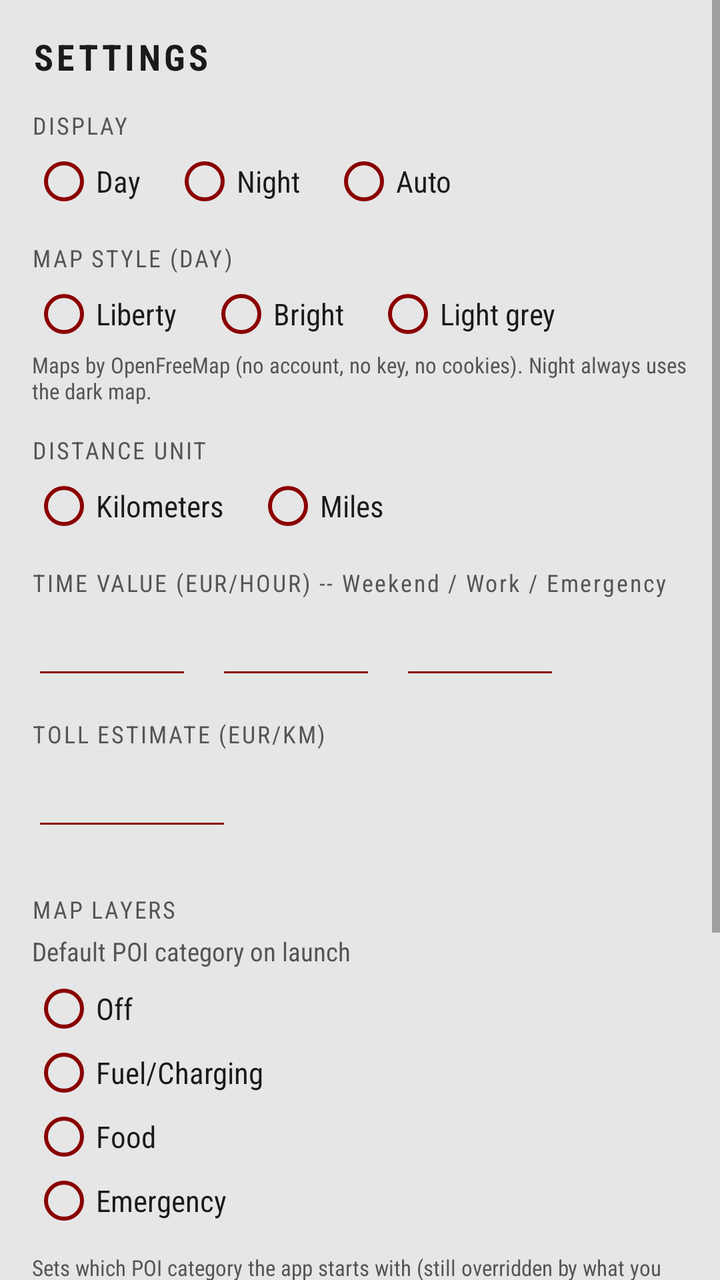
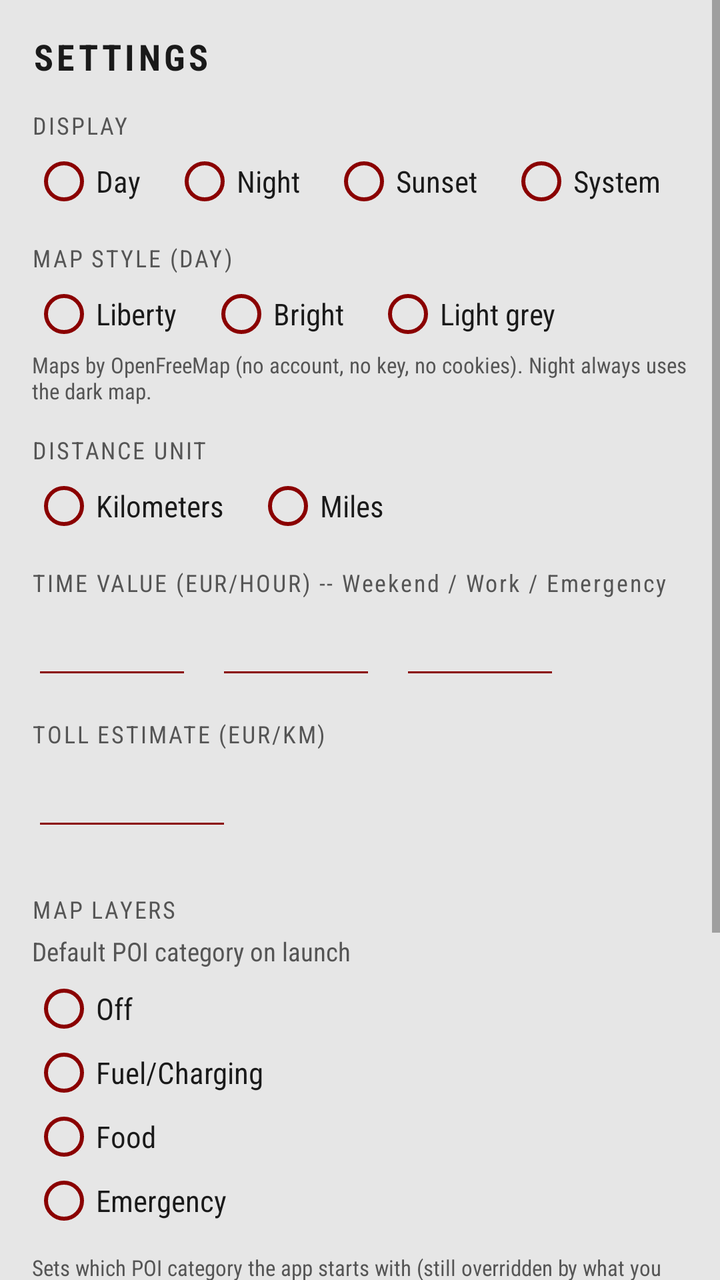

Before-and-after screenshots of an Android layout around one commit, followed by the original layout XML and the change that was made.
<!-- AndroidManifest.xml: application theme Theme.Backpack -->
<!-- res/layout/activity_settings.xml -->
<?xml version="1.0" encoding="utf-8"?>
<ScrollView xmlns:android="http://schemas.android.com/apk/res/android"
    android:layout_width="match_parent"
    android:layout_height="match_parent"
    android:background="@color/rg_window_bg">

    <LinearLayout
        android:layout_width="match_parent"
        android:layout_height="wrap_content"
        android:orientation="vertical"
        android:padding="16dp">

        <TextView
            android:layout_width="wrap_content"
            android:layout_height="wrap_content"
            android:id="@+id/settings_title"
            android:text="SETTINGS"
            android:textSize="18sp"
            android:textStyle="bold"
            android:letterSpacing="0.1"
            android:textColor="@color/rg_text"
            android:layout_marginBottom="14dp" />

        <TextView
            android:layout_width="wrap_content"
            android:layout_height="wrap_content"
            android:text="DISPLAY"
            android:textSize="12sp"
            android:letterSpacing="0.08"
            android:textColor="@color/rg_text_secondary" />

        <RadioGroup
            android:id="@+id/display_group"
            android:layout_width="wrap_content"
            android:layout_height="wrap_content"
            android:orientation="horizontal"
            android:layout_marginTop="4dp"
            android:layout_marginBottom="14dp">

            <RadioButton
                android:id="@+id/display_day"
                android:layout_width="wrap_content"
                android:layout_height="wrap_content"
                android:text="Day"
                android:textSize="15sp"
                android:textColor="@color/rg_text"
                android:buttonTint="@color/rg_active"
                android:layout_marginEnd="16dp" />

            <RadioButton
                android:id="@+id/display_night"
                android:layout_width="wrap_content"
                android:layout_height="wrap_content"
                android:text="Night"
                android:textSize="15sp"
                android:textColor="@color/rg_text"
                android:buttonTint="@color/rg_active"
                android:layout_marginEnd="16dp" />

            <RadioButton
                android:id="@+id/display_auto"
                android:layout_width="wrap_content"
                android:layout_height="wrap_content"
                android:text="Auto"
                android:textSize="15sp"
                android:textColor="@color/rg_text"
                android:buttonTint="@color/rg_active" />

        </RadioGroup>

        <TextView
            android:layout_width="wrap_content"
            android:layout_height="wrap_content"
            android:text="MAP STYLE (DAY)"
            android:textSize="12sp"
            android:letterSpacing="0.08"
            android:textColor="@color/rg_text_secondary" />

        <RadioGroup
            android:id="@+id/style_group"
            android:layout_width="wrap_content"
            android:layout_height="wrap_content"
            android:orientation="horizontal"
            android:layout_marginTop="4dp"
            android:layout_marginBottom="2dp">

            <RadioButton
                android:id="@+id/style_liberty"
                android:layout_width="wrap_content"
                android:layout_height="wrap_content"
                android:text="Liberty"
                android:textSize="15sp"
                android:textColor="@color/rg_text"
                android:buttonTint="@color/rg_active"
                android:layout_marginEnd="16dp" />

            <RadioButton
                android:id="@+id/style_bright"
                android:layout_width="wrap_content"
                android:layout_height="wrap_content"
                android:text="Bright"
                android:textSize="15sp"
                android:textColor="@color/rg_text"
                android:buttonTint="@color/rg_active"
                android:layout_marginEnd="16dp" />

            <RadioButton
                android:id="@+id/style_positron"
                android:layout_width="wrap_content"
                android:layout_height="wrap_content"
                android:text="Light grey"
                android:textSize="15sp"
                android:textColor="@color/rg_text"
                android:buttonTint="@color/rg_active" />

        </RadioGroup>

        <TextView
            android:layout_width="match_parent"
            android:layout_height="wrap_content"
            android:text="Maps by OpenFreeMap (no account, no key, no cookies). Night always uses the dark map."
            android:textSize="11sp"
            android:textColor="@color/rg_text_secondary"
            android:layout_marginBottom="14dp" />

        <TextView
            android:layout_width="wrap_content"
            android:layout_height="wrap_content"
            android:text="DISTANCE UNIT"
            android:textSize="12sp"
            android:letterSpacing="0.08"
            android:textColor="@color/rg_text_secondary" />

        <RadioGroup
            android:id="@+id/unit_group"
            android:layout_width="wrap_content"
            android:layout_height="wrap_content"
            android:orientation="horizontal"
            android:layout_marginTop="4dp"
            android:layout_marginBottom="14dp">

            <RadioButton
                android:id="@+id/unit_km"
                android:layout_width="wrap_content"
                android:layout_height="wrap_content"
                android:text="Kilometers"
                android:textSize="15sp"
                android:textColor="@color/rg_text"
                android:buttonTint="@color/rg_active"
                android:layout_marginEnd="16dp" />

            <RadioButton
                android:id="@+id/unit_mi"
                android:layout_width="wrap_content"
                android:layout_height="wrap_content"
                android:text="Miles"
                android:textSize="15sp"
                android:textColor="@color/rg_text"
                android:buttonTint="@color/rg_active" />

        </RadioGroup>

        <TextView
            android:layout_width="wrap_content"
            android:layout_height="wrap_content"
            android:text="TIME VALUE (EUR/HOUR) -- Weekend / Work / Emergency"
            android:textSize="12sp"
            android:letterSpacing="0.08"
            android:textColor="@color/rg_text_secondary"
            android:layout_marginBottom="4dp" />

        <LinearLayout
            android:layout_width="wrap_content"
            android:layout_height="wrap_content"
            android:orientation="horizontal"
            android:layout_marginBottom="14dp">

            <EditText
                android:id="@+id/value_weekend"
                android:layout_width="80dp"
                android:layout_height="wrap_content"
                android:inputType="numberDecimal"
                android:textSize="18sp"
                android:textStyle="bold"
                android:textColor="@color/rg_active"
                android:backgroundTint="@color/rg_active"
                android:layout_marginEnd="12dp" />

            <EditText
                android:id="@+id/value_work"
                android:layout_width="80dp"
                android:layout_height="wrap_content"
                android:inputType="numberDecimal"
                android:textSize="18sp"
                android:textStyle="bold"
                android:textColor="@color/rg_active"
                android:backgroundTint="@color/rg_active"
                android:layout_marginEnd="12dp" />

            <EditText
                android:id="@+id/value_emergency"
                android:layout_width="80dp"
                android:layout_height="wrap_content"
                android:inputType="numberDecimal"
                android:textSize="18sp"
                android:textStyle="bold"
                android:textColor="@color/rg_active"
                android:backgroundTint="@color/rg_active" />

        </LinearLayout>

        <TextView
            android:layout_width="wrap_content"
            android:layout_height="wrap_content"
            android:text="TOLL ESTIMATE (EUR/KM)"
            android:textSize="12sp"
            android:letterSpacing="0.08"
            android:textColor="@color/rg_text_secondary"
            android:layout_marginBottom="4dp" />

        <EditText
            android:id="@+id/toll_rate"
            android:layout_width="100dp"
            android:layout_height="wrap_content"
            android:inputType="numberDecimal"
            android:textSize="18sp"
            android:textStyle="bold"
            android:textColor="@color/rg_active"
            android:backgroundTint="@color/rg_active"
            android:layout_marginBottom="20dp" />

        <TextView
            android:layout_width="wrap_content"
            android:layout_height="wrap_content"
            android:text="MAP LAYERS"
            android:textSize="12sp"
            android:letterSpacing="0.08"
            android:textColor="@color/rg_text_secondary"
            android:layout_marginTop="6dp" />

        <TextView
            android:layout_width="wrap_content"
            android:layout_height="wrap_content"
            android:text="Default POI category on launch"
            android:textSize="13sp"
            android:textColor="@color/rg_text_secondary"
            android:layout_marginTop="4dp" />

        <RadioGroup
            android:id="@+id/default_poi_group"
            android:layout_width="match_parent"
            android:layout_height="wrap_content"
            android:orientation="vertical"
            android:layout_marginTop="4dp"
            android:layout_marginBottom="8dp">

            <RadioButton
                android:id="@+id/default_poi_off"
                android:layout_width="wrap_content"
                android:layout_height="wrap_content"
                android:text="Off"
                android:textSize="15sp"
                android:textColor="@color/rg_text"
                android:buttonTint="@color/rg_active" />

            <RadioButton
                android:id="@+id/default_poi_fuel"
                android:layout_width="wrap_content"
                android:layout_height="wrap_content"
                android:text="Fuel/Charging"
                android:textSize="15sp"
                android:textColor="@color/rg_text"
                android:buttonTint="@color/rg_active" />

            <RadioButton
                android:id="@+id/default_poi_food"
                android:layout_width="wrap_content"
                android:layout_height="wrap_content"
                android:text="Food"
                android:textSize="15sp"
                android:textColor="@color/rg_text"
                android:buttonTint="@color/rg_active" />

            <RadioButton
                android:id="@+id/default_poi_emergency"
                android:layout_width="wrap_content"
                android:layout_height="wrap_content"
                android:text="Emergency"
                android:textSize="15sp"
                android:textColor="@color/rg_text"
                android:buttonTint="@color/rg_active" />

        </RadioGroup>

        <TextView
            android:layout_width="match_parent"
            android:layout_height="wrap_content"
            android:text="Sets which POI category the app starts with (still overridden by what you pick during a session, and by Emergency mode)."
            android:textSize="11sp"
            android:textColor="@color/rg_text_secondary"
            android:layout_marginTop="2dp"
            android:layout_marginBottom="16dp" />

        <TextView
            android:layout_width="wrap_content"
            android:layout_height="wrap_content"
            android:text="ADVANCED (LEAVE EMPTY FOR DEFAULTS)"
            android:textSize="12sp"
            android:letterSpacing="0.08"
            android:textColor="@color/rg_text_secondary"
            android:layout_marginBottom="4dp" />

        <EditText
            android:id="@+id/ors_url"
            android:layout_width="match_parent"
            android:layout_height="wrap_content"
            android:hint="Routing server (default api.openrouteservice.org)"
            android:inputType="textUri"
            android:textSize="14sp"
            android:textColor="@color/rg_text"
            android:textColorHint="@color/rg_text_secondary"
            android:backgroundTint="@color/rg_active" />

        <EditText
            android:id="@+id/ors_key"
            android:layout_width="match_parent"
            android:layout_height="wrap_content"
            android:hint="Own openrouteservice key"
            android:inputType="textNoSuggestions"
            android:textSize="14sp"
            android:textColor="@color/rg_text"
            android:textColorHint="@color/rg_text_secondary"
            android:backgroundTint="@color/rg_active" />

        <EditText
            android:id="@+id/custom_style"
            android:layout_width="match_parent"
            android:layout_height="wrap_content"
            android:hint="Own map style URL (day)"
            android:inputType="textUri"
            android:textSize="14sp"
            android:textColor="@color/rg_text"
            android:textColorHint="@color/rg_text_secondary"
            android:backgroundTint="@color/rg_active"
            android:layout_marginBottom="16dp" />

        <Button
            android:id="@+id/save_button"
            android:layout_width="match_parent"
            android:layout_height="wrap_content"
            android:text="SAVE"
            android:textSize="16sp"
            android:letterSpacing="0.08"
            android:textAllCaps="false"
            android:textColor="#FFFFFF"
            android:textStyle="bold"
            android:backgroundTint="@color/rg_active" />

    </LinearLayout>

</ScrollView>
<!-- resources referenced by this layout -->
<resources>
  <color name="rg_active">#FF8A0000</color>
  <color name="rg_text">#FF1A1A1A</color>
  <color name="rg_text_secondary">#FF555555</color>
  <color name="rg_window_bg">#FFE6E6E6</color>
  <style name="Theme.Backpack" parent="Theme.AppCompat.DayNight.NoActionBar">
          <item name="colorPrimary">@color/rg_active</item>
          <item name="colorPrimaryDark">@color/rg_window_bg</item>
          <item name="colorAccent">@color/rg_active</item>
          <item name="colorControlActivated">@color/rg_active</item>
          <item name="android:windowBackground">@color/rg_window_bg</item>
          <item name="android:textColorPrimary">@color/rg_text</item>
          <item name="android:fontFamily">sans-serif-condensed</item>
          <item name="fontFamily">sans-serif-condensed</item>
      </style>
</resources>

<!-- the commit's change to res/layout/activity_settings.xml (unified diff, before → after) -->
@@ -29,6 +29,12 @@
             android:letterSpacing="0.08"
             android:textColor="@color/rg_text_secondary" />
 
+        
+        <HorizontalScrollView
+            android:layout_width="match_parent"
+            android:layout_height="wrap_content"
+            android:scrollbars="none">
+
         <RadioGroup
             android:id="@+id/display_group"
             android:layout_width="wrap_content"
@@ -61,12 +67,24 @@
                 android:id="@+id/display_auto"
                 android:layout_width="wrap_content"
                 android:layout_height="wrap_content"
-                android:text="Auto"
-                android:textSize="15sp"
-                android:textColor="@color/rg_text"
-                android:buttonTint="@color/rg_active" />
+                android:text="Sunset"
+                android:textSize="15sp"
+                android:textColor="@color/rg_text"
+                android:buttonTint="@color/rg_active" />
+
+            <RadioButton
+                android:id="@+id/display_system"
+                android:layout_width="wrap_content"
+                android:layout_height="wrap_content"
+                android:text="System"
+                android:textSize="15sp"
+                android:textColor="@color/rg_text"
+                android:buttonTint="@color/rg_active"
+                android:layout_marginStart="16dp" />
 
         </RadioGroup>
+
+        </HorizontalScrollView>
 
         <TextView
             android:layout_width="wrap_content"
